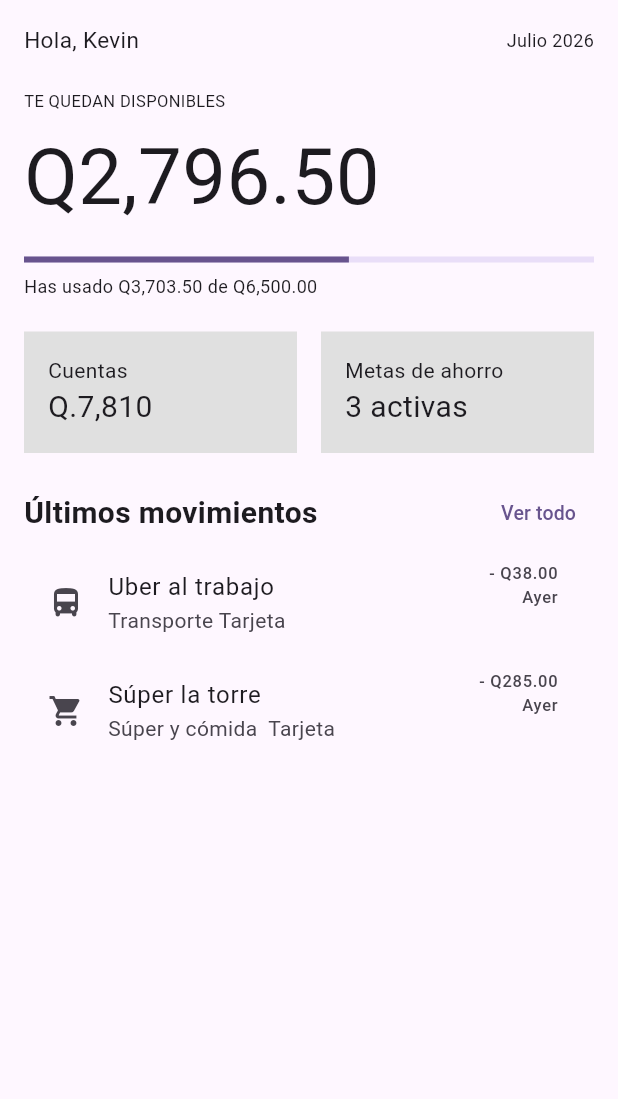
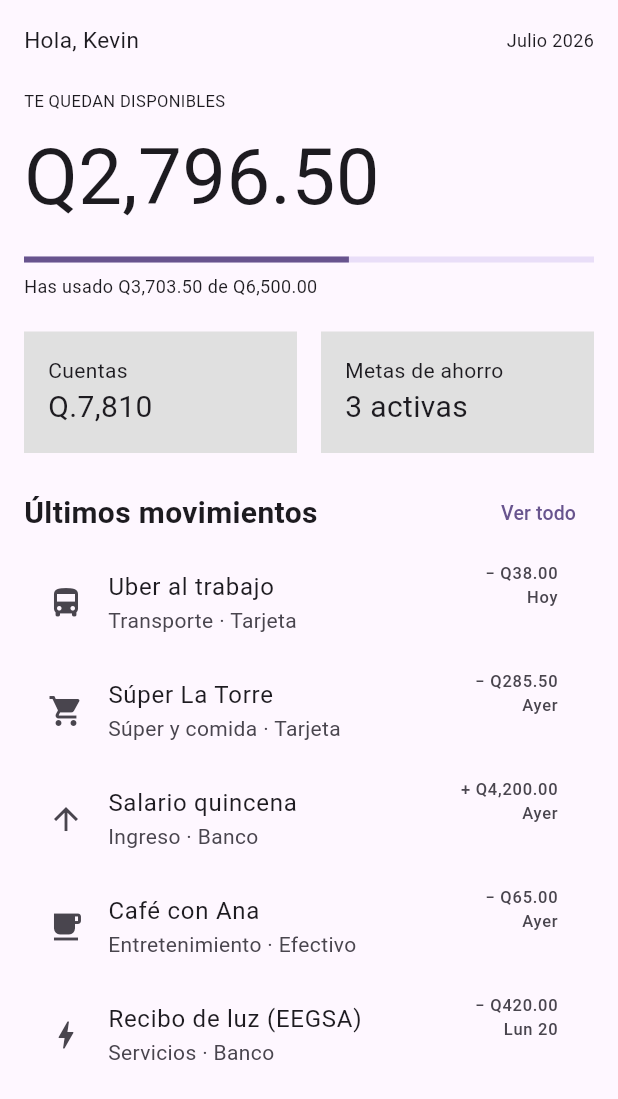
Before and after one commit to saulecch/inkash_d, a Flutter app: the screen it shows after launch, on a phone screen of 412 x 824 dp. Shown: the top 1099 px of the screen. Run offline on Flutter 3.47's test engine with Material 3 defaults, Android fonts, the light colour scheme and no system bars.

Commit message:
S06 lista completa de detalle

```diff
--- a/lib/main.dart
+++ b/lib/main.dart
@@ -87,21 +87,45 @@ class MyApp extends StatelessWidget {
               ],
             ),
             detailListTile(
-              Icons.directions_bus_rounded,
+              Icons.directions_bus,
               'Uber al trabajo',
-              'Transporte Tarjeta',
-              '- Q38.00',
+              'Transporte · Tarjeta',
+              '− Q38.00',
+              'Hoy',
+            ),
+            detailListTile(
+              Icons.shopping_cart,
+              'Súper La Torre',
+              'Súper y comida · Tarjeta',
+              '− Q285.50',
               'Ayer',
             ),
             detailListTile(
-              Icons.shopping_cart,
-              'Súper la torre',
-              'Súper y cómida  Tarjeta',
-              '- Q285.00',
+              Icons.arrow_upward,
+              'Salario quincena',
+              'Ingreso · Banco',
+              '+ Q4,200.00',
               'Ayer',
+            ),
+            detailListTile(
+              Icons.local_cafe,
+              'Café con Ana',
+              'Entretenimiento · Efectivo',
+              '− Q65.00',
+              'Ayer',
+            ),
+            detailListTile(
+              Icons.bolt,
+              'Recibo de luz (EEGSA)',
+              'Servicios · Banco',
+              '− Q420.00',
+              'Lun 20',
             ),
           ],
         ),
+        // bottomNavigationBar: BottomNavigationBar(
+
+        // ),
       ),
     );
   }
```
